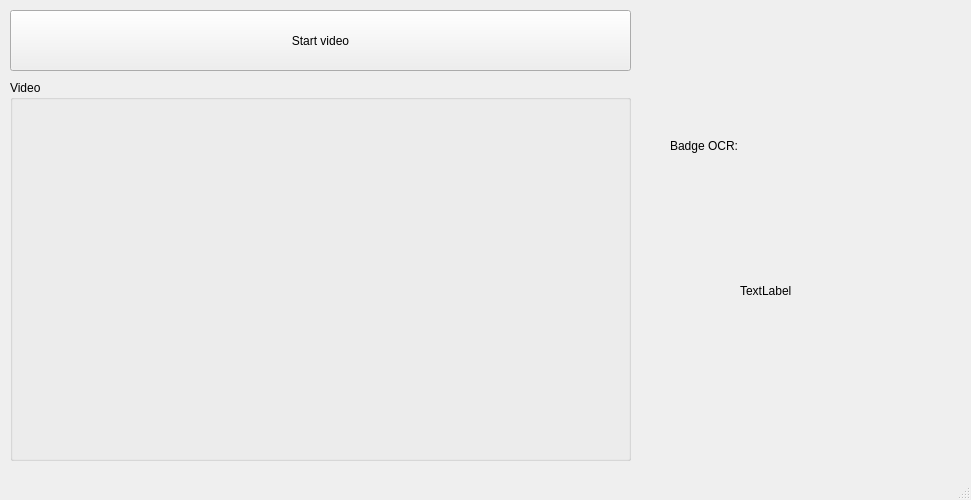
First picture: the form in ui/simple.ui, repository Ammar793/Tekathon2018, before the edit.
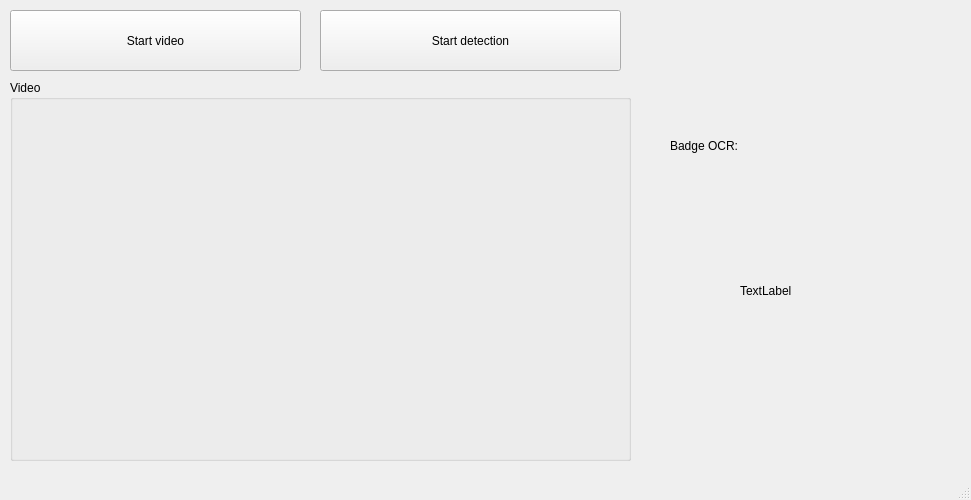
Second picture: the form after the edit.

Patch:
```diff
--- a/ui/simple.ui
+++ b/ui/simple.ui
@@ -57,7 +57,7 @@
      <rect>
       <x>10</x>
       <y>10</y>
-      <width>621</width>
+      <width>291</width>
       <height>61</height>
      </rect>
     </property>
@@ -91,6 +91,19 @@
      <string>TextLabel</string>
     </property>
    </widget>
+   <widget class="QPushButton" name="startDetectionButton">
+    <property name="geometry">
+     <rect>
+      <x>320</x>
+      <y>10</y>
+      <width>301</width>
+      <height>61</height>
+     </rect>
+    </property>
+    <property name="text">
+     <string>Start detection</string>
+    </property>
+   </widget>
   </widget>
   <widget class="QMenuBar" name="menubar">
    <property name="geometry">
```
